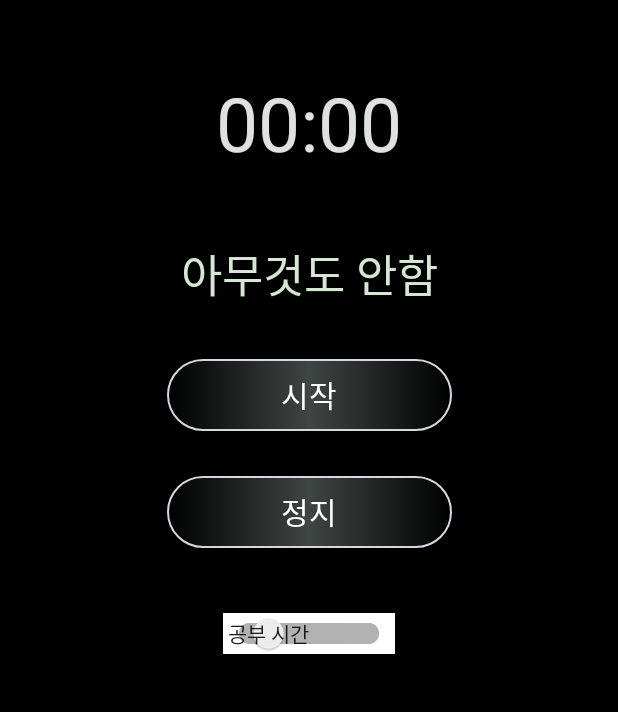
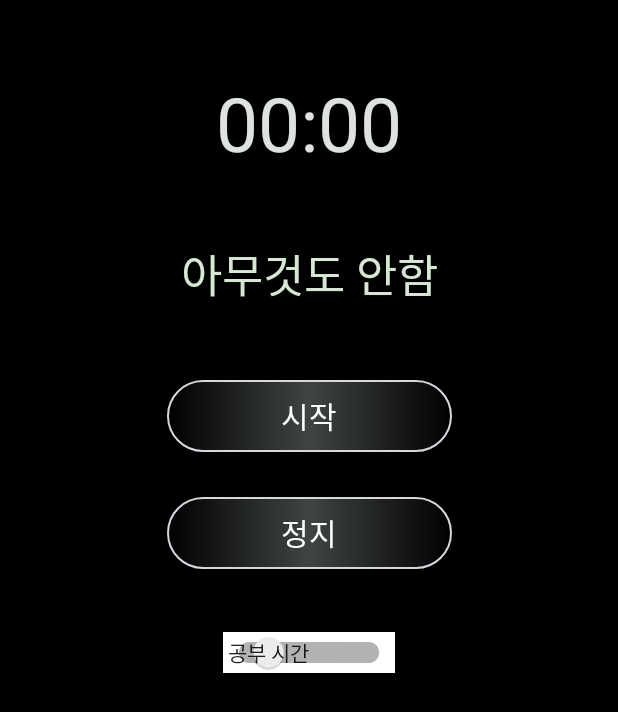
Before and after one commit to hwang434/pomodoro-app, an Android app: the layout activity_main.xml on its own in the app's theme, with its tools: preview values and no code run, on a phone screen of 412 x 824 dp. Shown: the top 712 px of the screen. Run offline under Robolectric (Android 15) with nearby library versions, the phone set to English and light mode, and no system bars.

Commit message:
코드 리팩토링중.

```diff
--- a/app/src/main/java/com/example/pomodoro/service/VibrationService.kt
+++ b/app/src/main/java/com/example/pomodoro/service/VibrationService.kt
@@ -34,7 +34,7 @@ class VibrationService: Service(){
             // if : api is higher than 26
             if (Build.VERSION.SDK_INT >= Build.VERSION_CODES.O) {
                 vibrator.vibrate(
-                    VibrationEffect.createWaveform(longArrayOf(500, 1000, 500, 500), 10),
+                    VibrationEffect.createWaveform(longArrayOf(0, 100, 500, 100, 500, 100, 500, 100, 500, 100, 500), 1),
                     AudioAttributes.Builder().
                     setUsage(AudioAttributes.USAGE_ALARM).
                     setContentType(AudioAttributes.CONTENT_TYPE_MUSIC).
--- a/app/src/main/res/layout/activity_main.xml
+++ b/app/src/main/res/layout/activity_main.xml
@@ -43,11 +43,11 @@
             style="@style/button_style"
             android:layout_width="wrap_content"
             android:layout_height="wrap_content"
-            android:layout_marginTop="136dp"
+            android:layout_marginTop="48dp"
             android:text="@string/timer_start_btn"
             app:layout_constraintEnd_toEndOf="parent"
             app:layout_constraintStart_toStartOf="parent"
-            app:layout_constraintTop_toBottomOf="@id/timeView"
+            app:layout_constraintTop_toBottomOf="@id/pomodoroStatus"
             android:background="@drawable/rounded_button" />
         <Button
             android:id="@+id/pauseBtn"
```
Also changed, not shown: app/src/main/java/com/example/pomodoro/viewmodel/TimerViewModel.kt (+6 -2 lines), app/src/main/java/com/example/pomodoro/views/MainActivity.kt (+19 -3 lines).
